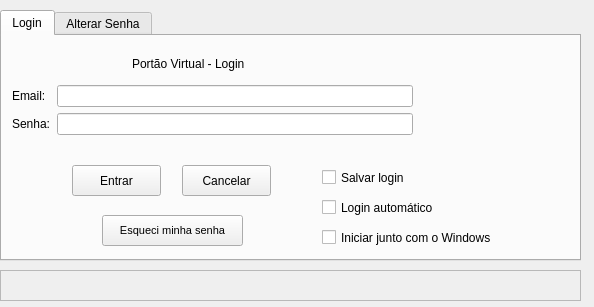
Qt form formLogin.ui (noldorj/Personal-Home-Guard) before a commit.
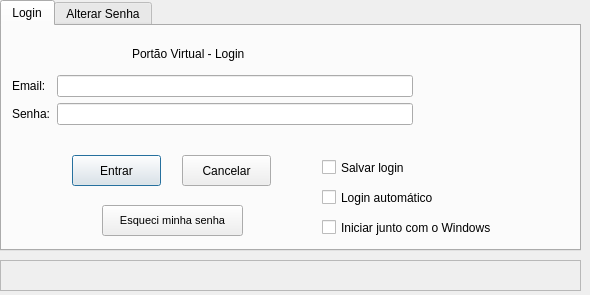
The same form after that commit.

Commit message: form login ok - bugs GUI corrigidos - ajuste geral na GUI

```diff
--- a/formLogin.ui
+++ b/formLogin.ui
@@ -1,7 +1,7 @@
 <?xml version="1.0" encoding="UTF-8"?>
 <ui version="4.0">
- <class>formLogin</class>
- <widget class="QWidget" name="formLogin">
+ <class>Dialog</class>
+ <widget class="QDialog" name="Dialog">
   <property name="windowModality">
    <enum>Qt::ApplicationModal</enum>
   </property>
@@ -9,8 +9,8 @@
    <rect>
     <x>0</x>
     <y>0</y>
-    <width>594</width>
-    <height>307</height>
+    <width>590</width>
+    <height>295</height>
    </rect>
   </property>
   <property name="focusPolicy">
@@ -25,33 +25,14 @@
   <property name="windowTitle">
    <string>Login - Portão Virtual</string>
   </property>
-  <property name="layoutDirection">
-   <enum>Qt::LeftToRight</enum>
+  <property name="modal">
+   <bool>true</bool>
   </property>
-  <property name="locale">
-   <locale language="Portuguese" country="Brazil"/>
-  </property>
-  <widget class="QLabel" name="lblStatus">
-   <property name="geometry">
-    <rect>
-     <x>0</x>
-     <y>270</y>
-     <width>581</width>
-     <height>31</height>
-    </rect>
-   </property>
-   <property name="frameShape">
-    <enum>QFrame::StyledPanel</enum>
-   </property>
-   <property name="text">
-    <string/>
-   </property>
-  </widget>
   <widget class="QTabWidget" name="tabWidget">
    <property name="geometry">
     <rect>
      <x>0</x>
-     <y>10</y>
+     <y>0</y>
      <width>581</width>
      <height>251</height>
     </rect>
@@ -290,6 +271,22 @@
     </widget>
    </widget>
   </widget>
+  <widget class="QLabel" name="lblStatus">
+   <property name="geometry">
+    <rect>
+     <x>0</x>
+     <y>260</y>
+     <width>581</width>
+     <height>31</height>
+    </rect>
+   </property>
+   <property name="frameShape">
+    <enum>QFrame::StyledPanel</enum>
+   </property>
+   <property name="text">
+    <string/>
+   </property>
+  </widget>
  </widget>
  <tabstops>
   <tabstop>txtEmail</tabstop>
```
Left out of the diff: 26 changed lines with no effect on the pictures. The commit also changes 11 other files.
